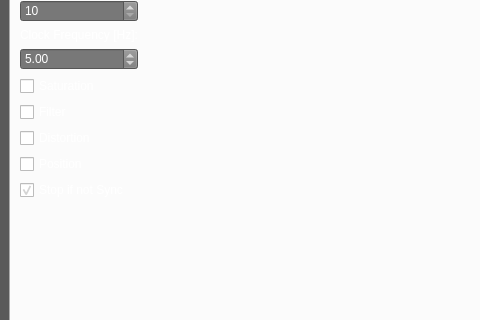
Before: the Qt Designer form mainwindow.ui in BurtBR/LIPS, drawn with Qt 5; both pictures show x 0 to 480 and y 112 to 432 of the 1150 by 792 pixel window.
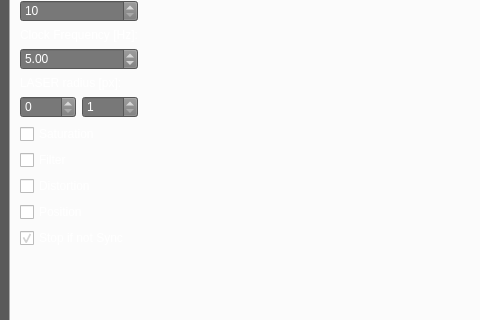
After: the same form once the commit is applied. Icons and pictures are not drawn.

Commit message: Find Laser By saturation working

Patch:
```diff
--- a/mainwindow.ui
+++ b/mainwindow.ui
@@ -144,6 +144,37 @@
             </property>
            </widget>
           </item>
+          <item>
+           <widget class="QLabel" name="label">
+            <property name="text">
+             <string>LASER radius [px]:</string>
+            </property>
+           </widget>
+          </item>
+          <item>
+           <layout class="QHBoxLayout" name="horizontalLayout_3">
+            <item>
+             <widget class="QSpinBox" name="spinMinRadius">
+              <property name="maximum">
+               <number>3999</number>
+              </property>
+             </widget>
+            </item>
+            <item>
+             <widget class="QSpinBox" name="spinMaxRadius">
+              <property name="minimum">
+               <number>1</number>
+              </property>
+              <property name="maximum">
+               <number>4000</number>
+              </property>
+              <property name="value">
+               <number>1</number>
+              </property>
+             </widget>
+            </item>
+           </layout>
+          </item>
           <item>
            <widget class="QCheckBox" name="checkSaturation">
             <property name="text">
```
The commit also changes 3 other files.
